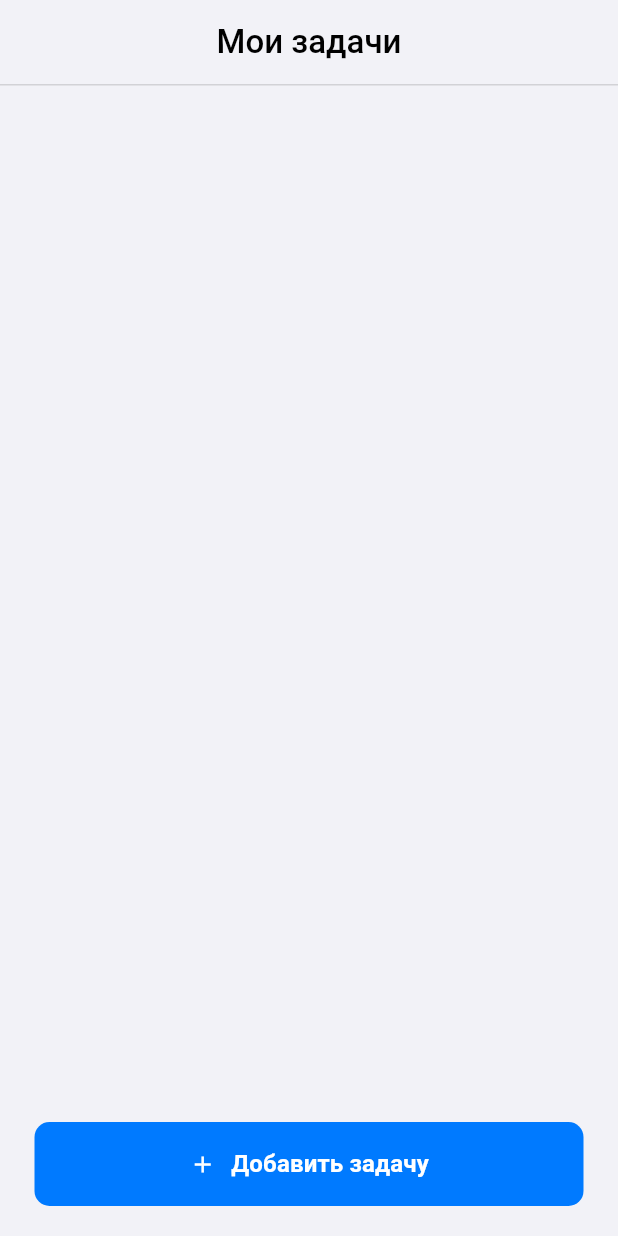
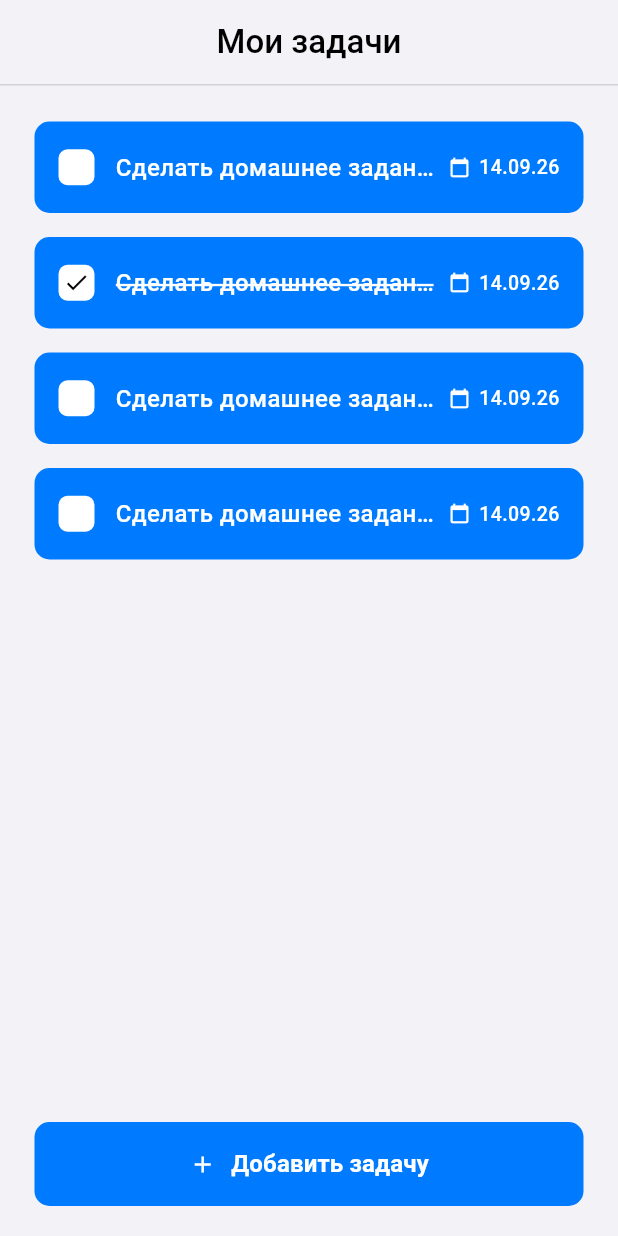
Before and after one commit to Nursultan0069/dart_gr_02, a Flutter app: the screen it shows after launch, after a tap on "Далее", after a tap on "Пропустить", on a phone screen of 412 x 824 dp. Run offline on Flutter 3.47's test engine with Material 3 defaults, Android fonts, the phone set to English and light mode, and no system bars; our stand-ins replace flutter_bloc, shared_preferences.

Commit message:
lib/main

```diff
--- a/flutter_lesson_1/lib/database/app_database.dart
+++ b/flutter_lesson_1/lib/database/app_database.dart
@@ -3,15 +3,19 @@ import '../models/todo.dart';
 class AppDatabase {
   final List<Todo> _todos = [];
 
-  Future<List<Todo>> getTodos() async => List.unmodifiable(_todos);
-
+  Future<List<Todo>> getTodos() async {
+    return List.unmodifiable(_todos);
+  }
 
   Future<void> addTodo(Todo todo) async {
     _todos.add(todo);
   }
 
   Future<void> updateTodo(Todo todo) async {
-    final i = _todos.indexWhere((t) => t.id == todo.id);
-    if (i != -1) _todos[i] = todo;
+    final index = _todos.indexWhere((t) => t.id == todo.id);
+
+    if (index != -1) {
+      _todos[index] = todo;
+    }
   }
 }
--- a/flutter_lesson_1/lib/home/home_page.dart
+++ b/flutter_lesson_1/lib/home/home_page.dart
@@ -94,8 +94,8 @@ class _HomePageState extends State<HomePage> {
           return TodoTile(
             todo: todo,
             onToggle: () async {
-              todo.isDone = !todo.isDone;
-              await InheritedRepo.of(context).updateTodo(todo);
+              final updated = todo.copyWith(isDone: !todo.isDone);
+              await InheritedRepo.of(context).updateTodo(updated);
               await _load();
             },
             onTap: () => _openDetails(todo),
--- a/flutter_lesson_1/lib/main.dart
+++ b/flutter_lesson_1/lib/main.dart
@@ -4,14 +4,47 @@ import 'repository/todo_repository.dart';
 import 'home/home_page.dart';
 import 'pages/onboarding_page.dart';
 import 'utils/prefs.dart';
+import 'models/todo.dart';
 
 void main() async {
   WidgetsFlutterBinding.ensureInitialized();
 
   final seen = await Prefs.isSeen();
-
   final db = AppDatabase();
   final repo = ToDoRepository(db);
+
+  await repo.addTodo(
+    Todo(
+      id: 1,
+      title: 'Сделать домашнее задание',
+      date: DateTime(2026, 9, 14),
+      isDone: false,
+    ),
+  );
+  await repo.addTodo(
+    Todo(
+      id: 2,
+      title: 'Сделать домашнее задание',
+      date: DateTime(2026, 9, 14),
+      isDone: true,
+    ),
+  );
+  await repo.addTodo(
+    Todo(
+      id: 3,
+      title: 'Сделать домашнее задание',
+      date: DateTime(2026, 9, 14),
+      isDone: false,
+    ),
+  );
+  await repo.addTodo(
+    Todo(
+      id: 4,
+      title: 'Сделать домашнее задание',
+      date: DateTime(2026, 9, 14),
+      isDone: false,
+    ),
+  );
 
   runApp(MyApp(repo: repo, seen: seen));
 }
@@ -20,7 +53,11 @@ class MyApp extends StatelessWidget {
   final ToDoRepository repo;
   final bool seen;
 
-  const MyApp({super.key, required this.repo, required this.seen});
+  const MyApp({
+    super.key,
+    required this.repo,
+    required this.seen,
+  });
 
   @override
   Widget build(BuildContext context) {
@@ -34,7 +71,6 @@ class MyApp extends StatelessWidget {
   }
 }
 
-/// Простой DI без provider/flutter_bloc (чтобы не было ошибок)
 class InheritedRepo extends InheritedWidget {
   final ToDoRepository repo;
 
@@ -45,9 +81,12 @@ class InheritedRepo extends InheritedWidget {
   });
 
   static ToDoRepository of(BuildContext context) {
-    final w = context.dependOnInheritedWidgetOfExactType<InheritedRepo>();
-    if (w == null) throw Exception('ToDoRepository not found');
-    return w.repo;
+    final result =
+        context.dependOnInheritedWidgetOfExactType<InheritedRepo>();
+    if (result == null) {
+      throw Exception('ToDoRepository not found');
+    }
+    return result.repo;
   }
 
   @override
--- a/flutter_lesson_1/lib/repository/todo_repository.dart
+++ b/flutter_lesson_1/lib/repository/todo_repository.dart
@@ -8,7 +8,6 @@ class ToDoRepository {
 
   Future<List<Todo>> getTodos() => db.getTodos();
 
-
   Future<void> addTodo(Todo todo) => db.addTodo(todo);
 
   Future<void> updateTodo(Todo todo) => db.updateTodo(todo);
--- a/flutter_lesson_1/lib/utils/prefs.dart
+++ b/flutter_lesson_1/lib/utils/prefs.dart
@@ -1,7 +1,7 @@
 import 'package:shared_preferences/shared_preferences.dart';
 
 class Prefs {
-  static const _key = "onboarding_seen";
+  static const _key = 'onboarding_seen';
 
   static Future<bool> isSeen() async {
     final sp = await SharedPreferences.getInstance();
--- a/flutter_lesson_1/lib/widgets/todo_tile.dart
+++ b/flutter_lesson_1/lib/widgets/todo_tile.dart
@@ -45,7 +45,11 @@ class TodoTile extends StatelessWidget {
                   borderRadius: BorderRadius.circular(6),
                 ),
                 child: todo.isDone
-                    ? const Icon(Icons.check, size: 18, color: Colors.black)
+                    ? const Icon(
+                        Icons.check,
+                        size: 18,
+                        color: Colors.black,
+                      )
                     : null,
               ),
             ),
```
Also changed, not shown: flutter_lesson_1/lib/pages/add_todo_page.dart (+28 -31 lines), flutter_lesson_1/lib/pages/details_page.dart (+1 -10 lines), flutter_lesson_1/lib/pages/onboarding_page.dart (+7 -19 lines).
